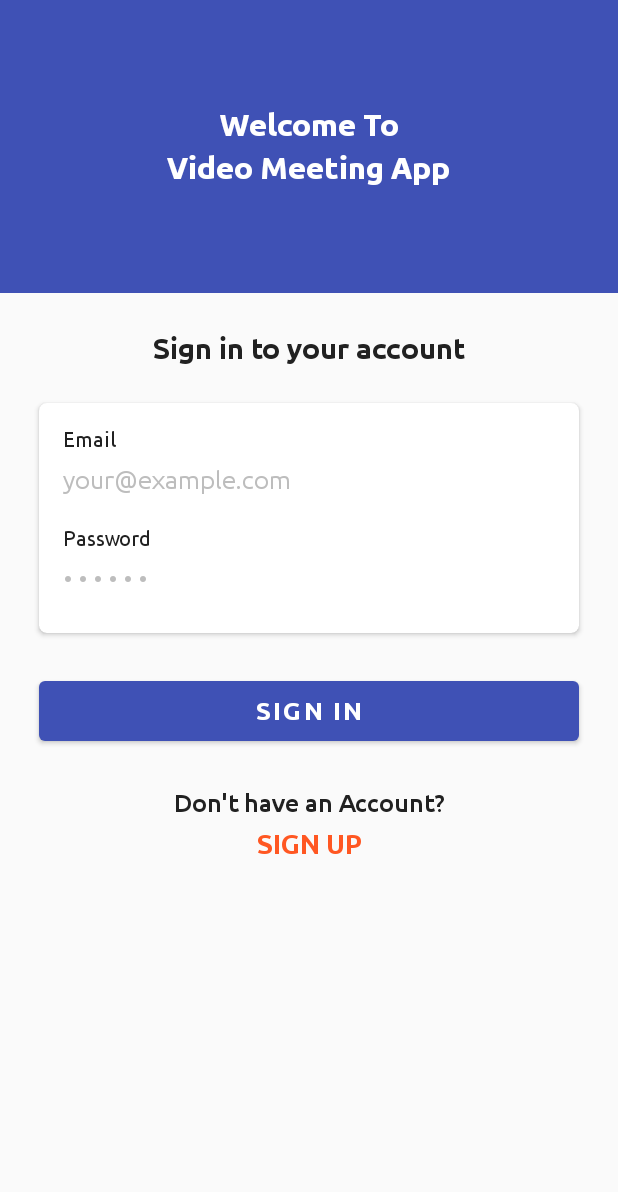
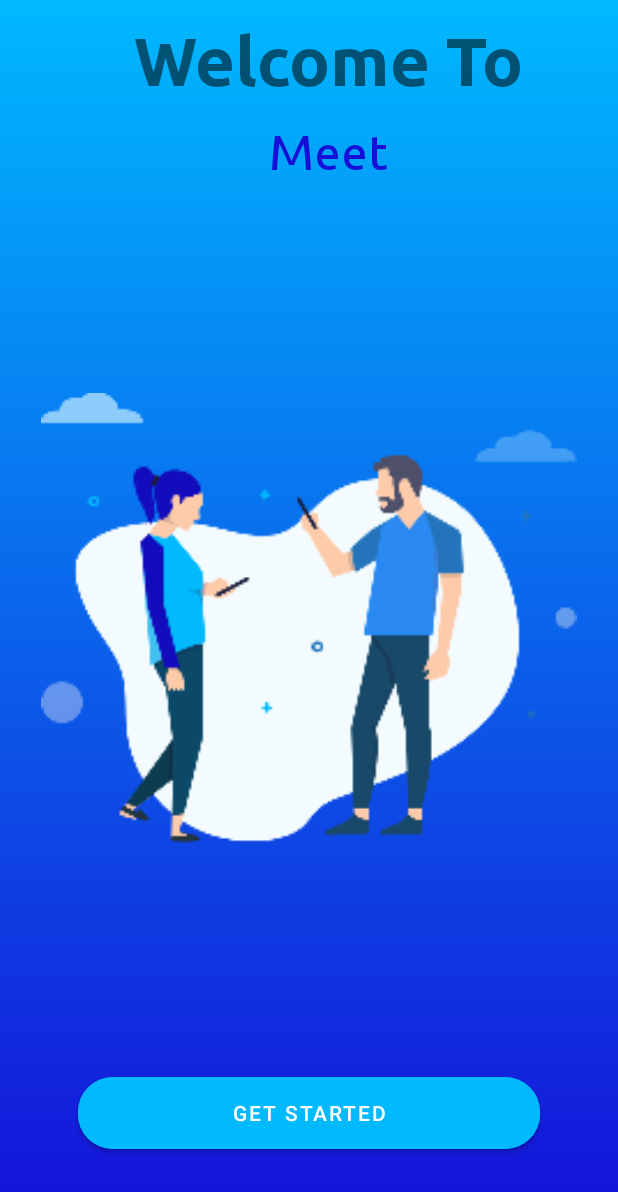
Before and after one commit to keithchad/Video-Chat-App, an Android app: the screen it shows after launch (LoginActivity before the commit, WelcomeActivity after it), on a phone screen of 412 x 824 dp. Shown: the top 1192 px of the screen. Run offline under Robolectric (Android 15) with nearby library versions, the phone set to English and light mode, and no system bars; our stand-ins replace sdp/ssp sizes.

Commit message:
home activity layout

```diff
--- a/app/src/main/java/com/chad/videochatapp/Activities/MainActivity.java
+++ b/app/src/main/java/com/chad/videochatapp/Activities/MainActivity.java
@@ -67,8 +67,8 @@ public class MainActivity extends AppCompatActivity{
             };
 
     private void setBarColors() {
-        getWindow().setStatusBarColor(getResources().getColor(R.color.splash_end_color));
-        getWindow().setNavigationBarColor(getResources().getColor(R.color.splash_end_color));
+        getWindow().setStatusBarColor(getResources().getColor(R.color.white));
+        getWindow().setNavigationBarColor(getResources().getColor(android.R.color.white));
     }
 
     private void checkForBatteryOptimization() {
--- a/app/src/main/java/com/chad/videochatapp/Activities/SplashActivity.java
+++ b/app/src/main/java/com/chad/videochatapp/Activities/SplashActivity.java
@@ -59,7 +59,7 @@ public class SplashActivity extends AppCompatActivity {
             },SPLASH_SCREEN);
         }else {
             new Handler().postDelayed(() -> {
-                Intent intent = new Intent(SplashActivity.this, LoginActivity.class);
+                Intent intent = new Intent(SplashActivity.this, WelcomeActivity.class);
                 startActivity(intent);
                 finish();
             },SPLASH_SCREEN);
--- a/app/src/main/java/com/chad/videochatapp/Activities/WelcomeActivity.java
+++ b/app/src/main/java/com/chad/videochatapp/Activities/WelcomeActivity.java
@@ -2,15 +2,39 @@ package com.chad.videochatapp.Activities;
 
 import androidx.appcompat.app.AppCompatActivity;
 
+import android.content.Intent;
 import android.os.Bundle;
+import android.view.View;
+import android.widget.Button;
 
+import com.chad.videochatapp.Authentication.LoginActivity;
 import com.chad.videochatapp.R;
 
 public class WelcomeActivity extends AppCompatActivity {
+
+    private Button getStatedButton;
 
     @Override
     protected void onCreate(Bundle savedInstanceState) {
         super.onCreate(savedInstanceState);
         setContentView(R.layout.activity_welcome);
+
+        setBarColors();
+        initialize();
+    }
+
+    private void initialize() {
+
+        getStatedButton = findViewById(R.id.getStartedButton);
+
+        getStatedButton.setOnClickListener(v -> {
+            Intent intent = new Intent(WelcomeActivity.this, MainActivity.class);
+            startActivity(intent);
+        });
+    }
+
+    private void setBarColors() {
+        getWindow().setStatusBarColor(getResources().getColor(R.color.splash_start_color));
+        getWindow().setNavigationBarColor(getResources().getColor(R.color.splash_end_color));
     }
 }
--- a/app/src/main/java/com/chad/videochatapp/Fragments/HomeFragment.java
+++ b/app/src/main/java/com/chad/videochatapp/Fragments/HomeFragment.java
@@ -53,6 +53,8 @@ public class HomeFragment extends Fragment{
                              Bundle savedInstanceState) {
        View view = inflater.inflate(R.layout.fragment_home, container, false);
 
+
+
        return view;
     }
 
--- a/app/src/main/res/layout/activity_welcome.xml
+++ b/app/src/main/res/layout/activity_welcome.xml
@@ -1,5 +1,5 @@
 <?xml version="1.0" encoding="utf-8"?>
-<LinearLayout xmlns:android="http://schemas.android.com/apk/res/android"
+<RelativeLayout xmlns:android="http://schemas.android.com/apk/res/android"
     xmlns:app="http://schemas.android.com/apk/res-auto"
     xmlns:tools="http://schemas.android.com/tools"
     android:layout_width="match_parent"
@@ -8,38 +8,52 @@
     android:background="@drawable/splash_background"
     tools:context=".Activities.WelcomeActivity">
 
+    <LinearLayout
+        android:layout_width="match_parent"
+        android:layout_height="wrap_content"
+        android:orientation="vertical">
+
         <TextView
             android:layout_width="wrap_content"
             android:layout_height="wrap_content"
+            android:layout_gravity="center"
+            android:layout_marginStart="@dimen/_10sdp"
+            android:layout_marginTop="@dimen/_10sdp"
+            android:layout_marginBottom="@dimen/_10sdp"
+            android:fontFamily="@font/ubuntu_bold"
             android:text="@string/welcome_to"
-        android:textSize="60sp"
-        android:layout_gravity="center"
-        android:layout_margin="@dimen/_10sdp"
-        android:fontFamily="@font/ubuntu_bold"/>
+            android:textSize="@dimen/_35ssp" />
 
         <TextView
             android:layout_width="wrap_content"
             android:layout_height="wrap_content"
             android:text="@string/meet"
-        android:textSize="40sp"
+            android:gravity="center"
+            android:textSize="@dimen/_25ssp"
             android:layout_gravity="center"
             android:layout_marginStart="@dimen/_10sdp"
             android:textColor="@color/splash_end_color"
             android:fontFamily="@font/ubuntu_regular"/>
 
+    </LinearLayout>
     <ImageView
         android:layout_width="match_parent"
-        android:layout_height="550dp"
+        android:layout_height="300dp"
         android:contentDescription="@string/app_name"
+        android:layout_gravity="center"
+        android:layout_centerInParent="true"
         android:src="@mipmap/illustration_2"/>
 
     <com.google.android.material.button.MaterialButton
+        android:id="@+id/getStartedButton"
         android:layout_width="match_parent"
         android:layout_height="60dp"
         app:cornerRadius="@dimen/_18ssp"
-        android:layout_margin="@dimen/_30sdp"
+        android:layout_margin="@dimen/_40sdp"
         android:text="@string/get_started"
+
+        android:layout_alignParentBottom="true"
         android:backgroundTint="@color/splash_start_color"/>
 
 
-</LinearLayout>
+</RelativeLayout>
--- a/app/src/main/res/values/colors.xml
+++ b/app/src/main/res/values/colors.xml
@@ -15,6 +15,9 @@
     <color name="colorMeetingInvitationEnd">#8A1AAA</color>
     <color name="splash_start_color">#00B9FF</color>
     <color name="splash_end_color">#150FD8</color>
+    <color name="white">#FFFFFF</color>
+    <color name="colorBlack">#000000</color>
+    <color name="topBarColor">#0C0041FF</color>
 
 
 </resources>
--- a/app/src/main/res/values/strings.xml
+++ b/app/src/main/res/values/strings.xml
@@ -1,6 +1,5 @@
 <resources>
     <string name="app_name">Video Chat App</string>
-    <string name="welcome_to">Welcome To</string>
     <string name="video_meeting_app">Video Meeting App</string>
     <string name="sign_in_to_your_account">Sign in to your account</string>
     <string name="email">Email</string>
@@ -25,4 +24,7 @@
     <string name="get_started">Get Started</string>
     <string name="welcome_to">Welcome To</string>
     <string name="meet">Meet</string>
+    <string name="username">Username</string>
+    <string name="create_meeting">CREATE MEETING</string>
+    <string name="join_meeting">JOIN MEETING</string>
 </resources>
```
Also changed, not shown: app/src/main/java/com/chad/videochatapp/MainActivity2.java (added, +44 -0 lines), app/src/main/res/drawable/ic_history.xml (added, +10 -0 lines), app/src/main/res/drawable/meeting_text_background.xml (added, +8 -0 lines), app/src/main/res/layout/fragment_friends.xml (+18 -11 lines), app/src/main/res/layout/fragment_home.xml (+91 -5 lines), app/src/main/res/drawable/illustration_3.png (added). Lines whose indentation alone changed are shown as unchanged.
